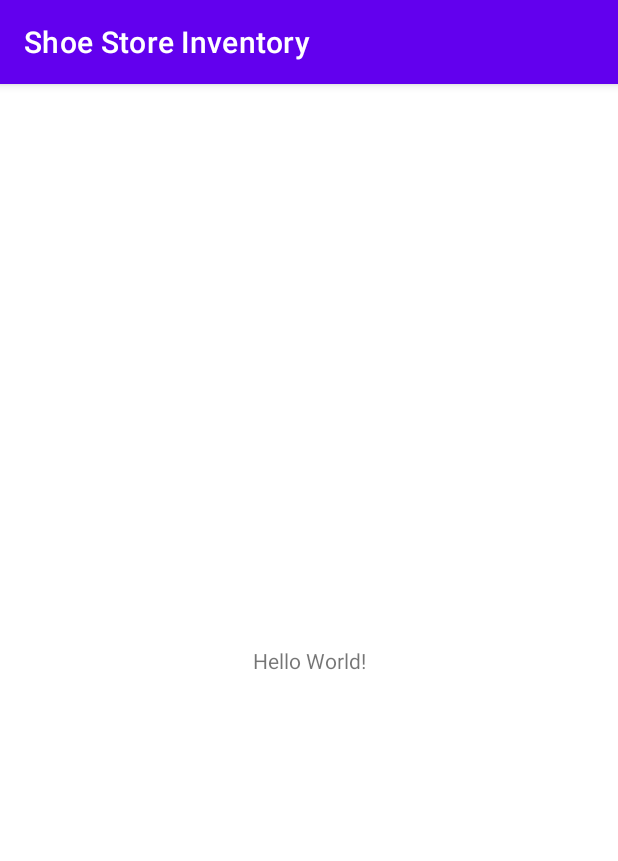
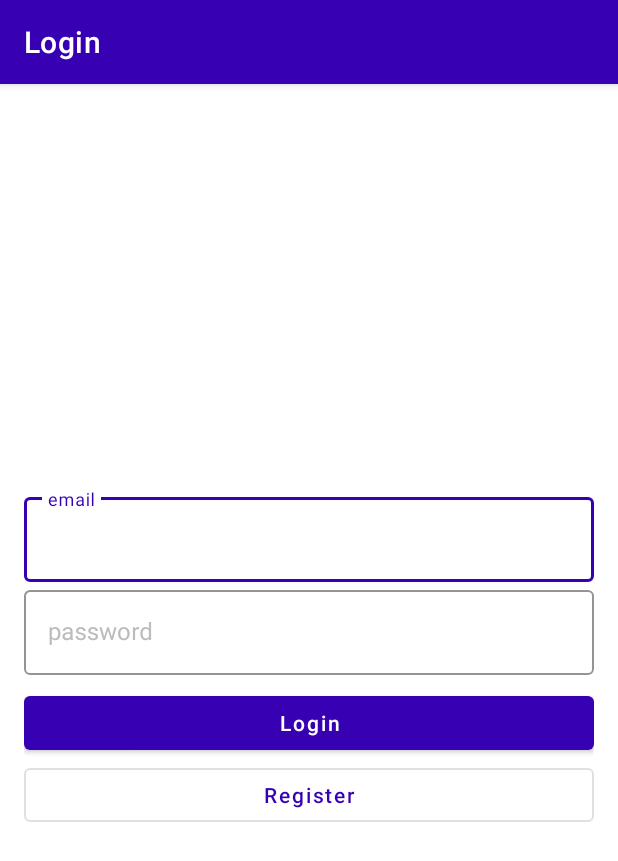
Before and after one commit to islamelhady/Shoe_Store_Inventory, an Android app: the screen it shows after launch (MainActivity), on a phone screen of 412 x 824 dp. Shown: the top 861 px of the screen. Run offline under Robolectric (Android 15) with nearby library versions, the light colour scheme and no system bars; our stand-ins replace data binding, navigation-ui.

Commit message:
Add Login destination.

```diff
--- a/app/build.gradle
+++ b/app/build.gradle
@@ -3,6 +3,7 @@ plugins {
     id 'org.jetbrains.kotlin.android'
     id 'kotlin-android'
     id 'kotlin-kapt'
+    id 'androidx.navigation.safeargs.kotlin'
 }
 
 android {
--- a/app/src/main/java/com/elhady/inventory/MainActivity.kt
+++ b/app/src/main/java/com/elhady/inventory/MainActivity.kt
@@ -2,10 +2,31 @@ package com.elhady.inventory
 
 import androidx.appcompat.app.AppCompatActivity
 import android.os.Bundle
+import androidx.databinding.DataBindingUtil
+import androidx.navigation.NavController
+import androidx.navigation.fragment.NavHostFragment
+import androidx.navigation.ui.setupActionBarWithNavController
+import com.elhady.inventory.databinding.ActivityMainBinding
 
 class MainActivity : AppCompatActivity() {
+
+    private lateinit var binding: ActivityMainBinding
+    private lateinit var navController: NavController
+
     override fun onCreate(savedInstanceState: Bundle?) {
         super.onCreate(savedInstanceState)
-        setContentView(R.layout.activity_main)
+
+        binding = DataBindingUtil.setContentView(this, R.layout.activity_main)
+        val navHostFragment = supportFragmentManager.findFragmentById(R.id.nav_host_fragment) as NavHostFragment
+        navController = navHostFragment.navController
+
+        setupActionBarWithNavController(navController)
+    }
+
+    /**
+     * Handle navigation when the user chooses Up from the action bar.
+     */
+    override fun onSupportNavigateUp(): Boolean {
+        return navController.navigateUp() || super.onSupportNavigateUp()
     }
 }
--- /dev/null
+++ b/app/src/main/java/com/elhady/inventory/ui/LoginFragment.kt
@@ -0,0 +1,40 @@
+package com.elhady.inventory.ui
+
+import android.os.Bundle
+import androidx.fragment.app.Fragment
+import android.view.LayoutInflater
+import android.view.View
+import android.view.ViewGroup
+import androidx.databinding.DataBindingUtil
+import androidx.navigation.fragment.findNavController
+import com.elhady.inventory.R
+import com.elhady.inventory.databinding.FragmentLoginBinding
+
+
+class LoginFragment : Fragment() {
+
+     private lateinit var  binding: FragmentLoginBinding
+
+    override fun onCreateView(
+        inflater: LayoutInflater, container: ViewGroup?, savedInstanceState: Bundle?
+    ): View? {
+        // Inflate the layout for this fragment
+
+        binding = DataBindingUtil.inflate(inflater, R.layout.fragment_login, container, false)
+        return binding?.root
+    }
+
+    override fun onViewCreated(view: View, savedInstanceState: Bundle?) {
+        super.onViewCreated(view, savedInstanceState)
+        binding.loginFragment = this
+    }
+
+    /**
+     * Navigate to the next screen and start welcome fragment.
+     */
+    fun navigateToWelcome(){
+        findNavController().navigate(R.id.action_loginFragment_to_welcomeFragment)
+    }
+
+
+}
--- a/app/src/main/res/layout/activity_main.xml
+++ b/app/src/main/res/layout/activity_main.xml
@@ -1,18 +1,24 @@
 <?xml version="1.0" encoding="utf-8"?>
-<androidx.constraintlayout.widget.ConstraintLayout xmlns:android="http://schemas.android.com/apk/res/android"
+<layout xmlns:android="http://schemas.android.com/apk/res/android"
     xmlns:app="http://schemas.android.com/apk/res-auto"
-    xmlns:tools="http://schemas.android.com/tools"
+    xmlns:tools="http://schemas.android.com/tools">
+
+    <androidx.constraintlayout.widget.ConstraintLayout
         android:layout_width="match_parent"
         android:layout_height="match_parent"
         tools:context=".MainActivity">
 
-    <TextView
-        android:layout_width="wrap_content"
-        android:layout_height="wrap_content"
-        android:text="Hello World!"
+        <androidx.fragment.app.FragmentContainerView
+            android:id="@+id/nav_host_fragment"
+            android:name="androidx.navigation.fragment.NavHostFragment"
+            android:layout_width="0dp"
+            android:layout_height="0dp"
+            app:defaultNavHost="true"
             app:layout_constraintBottom_toBottomOf="parent"
             app:layout_constraintEnd_toEndOf="parent"
             app:layout_constraintStart_toStartOf="parent"
-        app:layout_constraintTop_toTopOf="parent" />
+            app:layout_constraintTop_toTopOf="parent"
+            app:navGraph="@navigation/nav_graph" />
 
     </androidx.constraintlayout.widget.ConstraintLayout>
+</layout>
--- /dev/null
+++ b/app/src/main/res/layout/fragment_login.xml
@@ -0,0 +1,77 @@
+<?xml version="1.0" encoding="utf-8"?>
+<layout xmlns:android="http://schemas.android.com/apk/res/android"
+    xmlns:app="http://schemas.android.com/apk/res-auto"
+    xmlns:tools="http://schemas.android.com/tools">
+
+    <data>
+        <variable
+            name="loginFragment"
+            type="com.elhady.inventory.ui.LoginFragment" />
+
+    </data>
+
+<!--LinerLayout is used because i do not going to have nested layouts, for example, three Text views respectively, you can use LinearLayout.-->
+    <LinearLayout
+        android:layout_width="match_parent"
+        android:layout_height="wrap_content"
+        android:orientation="vertical"
+        android:padding="@dimen/side_margin"
+        android:layout_gravity="center"
+        tools:context=".ui.LoginFragment">
+
+        <com.google.android.material.textfield.TextInputLayout
+            android:id="@+id/emailTextField"
+            style="@style/Widget.MaterialComponents.TextInputLayout.OutlinedBox"
+            android:layout_width="match_parent"
+            android:layout_height="wrap_content"
+            android:hint="@string/email"
+            android:textColorHint="@color/gray"
+            app:boxStrokeColor="@color/blue"
+            app:hintTextColor="@color/blue">
+
+            <com.google.android.material.textfield.TextInputEditText
+                android:id="@+id/emailInputField"
+                android:layout_width="match_parent"
+                android:layout_height="wrap_content"
+                android:inputType="textEmailAddress" />
+
+        </com.google.android.material.textfield.TextInputLayout>
+
+        <com.google.android.material.textfield.TextInputLayout
+            android:id="@+id/passwordTextField"
+            style="@style/Widget.MaterialComponents.TextInputLayout.OutlinedBox"
+            android:layout_width="match_parent"
+            android:layout_height="wrap_content"
+            android:layout_marginBottom="@dimen/margin_between_elements"
+            android:hint="@string/password"
+            android:textColorHint="@color/gray"
+            app:boxStrokeColor="@color/blue"
+            app:hintTextColor="@color/blue">
+
+            <com.google.android.material.textfield.TextInputEditText
+                android:id="@+id/passwordInputField"
+                android:layout_width="match_parent"
+                android:layout_height="wrap_content"
+                android:inputType="textPassword"/>
+
+        </com.google.android.material.textfield.TextInputLayout>
+
+        <Button
+            android:id="@+id/loginButton"
+            android:layout_width="match_parent"
+            android:layout_height="wrap_content"
+            android:onClick="@{()->loginFragment.navigateToWelcome()}"
+            android:text="@string/login"
+            android:textAllCaps="false" />
+
+        <Button
+            android:id="@+id/registerButton"
+            style="?attr/materialButtonOutlinedStyle"
+            android:layout_width="match_parent"
+            android:layout_height="wrap_content"
+            android:onClick="@{()->loginFragment.navigateToWelcome()}"
+            android:text="@string/register"
+            android:textAllCaps="false" />
+
+    </LinearLayout>
+</layout>
--- a/app/src/main/res/navigation/nav_graph.xml
+++ b/app/src/main/res/navigation/nav_graph.xml
@@ -1,6 +1,22 @@
 <?xml version="1.0" encoding="utf-8"?>
 <navigation xmlns:android="http://schemas.android.com/apk/res/android"
     xmlns:app="http://schemas.android.com/apk/res-auto"
-    android:id="@+id/nav_graph">
+    xmlns:tools="http://schemas.android.com/tools"
+    android:id="@+id/nav_graph"
+    app:startDestination="@id/loginFragment">
 
+    <fragment
+        android:id="@+id/loginFragment"
+        android:name="com.elhady.inventory.ui.LoginFragment"
+        android:label="@string/fragment_login"
+        tools:layout="@layout/fragment_login" >
+        <action
+            android:id="@+id/action_loginFragment_to_welcomeFragment"
+            app:destination="@id/welcomeFragment" />
+    </fragment>
+    <fragment
+        android:id="@+id/welcomeFragment"
+        android:name="com.elhady.inventory.ui.WelcomeFragment"
+        android:label="@string/fragment_welcome"
+        tools:layout="@layout/fragment_welcome"/>
 </navigation>
--- a/app/src/main/res/values-night/themes.xml
+++ /dev/null
@@ -1,16 +0,0 @@
-<resources xmlns:tools="http://schemas.android.com/tools">
-    <!-- Base application theme. -->
-    <style name="Theme.ShoeStoreInventory" parent="Theme.MaterialComponents.DayNight.DarkActionBar">
-        <!-- Primary brand color. -->
-        <item name="colorPrimary">@color/purple_200</item>
-        <item name="colorPrimaryVariant">@color/purple_700</item>
-        <item name="colorOnPrimary">@color/black</item>
-        <!-- Secondary brand color. -->
-        <item name="colorSecondary">@color/teal_200</item>
-        <item name="colorSecondaryVariant">@color/teal_200</item>
-        <item name="colorOnSecondary">@color/black</item>
-        <!-- Status bar color. -->
-        <item name="android:statusBarColor">?attr/colorPrimaryVariant</item>
-        <!-- Customize your theme here. -->
-    </style>
-</resources>
--- a/app/src/main/res/values/colors.xml
+++ b/app/src/main/res/values/colors.xml
@@ -1,10 +1,10 @@
 <?xml version="1.0" encoding="utf-8"?>
 <resources>
-    <color name="purple_200">#FFBB86FC</color>
-    <color name="purple_500">#FF6200EE</color>
-    <color name="purple_700">#FF3700B3</color>
-    <color name="teal_200">#FF03DAC5</color>
-    <color name="teal_700">#FF018786</color>
+    <color name="blue">#FF3700B3</color>
+    <color name="gray">#BCBCBC</color>
+    <color name="blue_light">#FF018786</color>
     <color name="black">#FF000000</color>
     <color name="white">#FFFFFFFF</color>
+
+
 </resources>
--- /dev/null
+++ b/app/src/main/res/values/dimens.xml
@@ -0,0 +1,6 @@
+<?xml version="1.0" encoding="utf-8"?>
+<resources>
+    <dimen name="side_margin">16dp</dimen>
+    <dimen name="margin_between_elements">8dp</dimen>
+    <dimen name="font_size">30sp</dimen>
+</resources>
--- a/app/src/main/res/values/strings.xml
+++ b/app/src/main/res/values/strings.xml
@@ -1,5 +1,13 @@
 <resources>
     <string name="app_name">Shoe Store Inventory</string>
     <!-- TODO: Remove or change this placeholder text -->
-    <string name="hello_blank_fragment">Hello blank fragment</string>
+    <string name="email">email</string>
+    <string name="password">password</string>
+    <string name="login">Login</string>
+    <string name="register">Register</string>
+    <string name="fragment_login">Login</string>
+    <string name="welcome">welcome</string>
+    <string name="started">Start</string>
+    <string name="fragment_welcome">Welcome</string>
+    <string name="shoe_store_inventory">Shoe Store Inventory</string>
 </resources>
--- /dev/null
+++ b/app/src/main/res/values/styles.xml
@@ -0,0 +1,11 @@
+<?xml version="1.0" encoding="utf-8"?>
+<resources>
+    <!-- Base application theme. -->
+    <style name="Theme.ShoeStoreInventory" parent="Theme.MaterialComponents.Light.DarkActionBar">
+        <!-- Primary brand color. -->
+        <item name="colorPrimary">@color/blue</item>
+        <item name="colorPrimaryDark">@color/blue</item>
+        <item name="colorAccent">@color/blue_light</item>
+        <!-- Customize your theme here. -->
+    </style>
+</resources>
--- a/app/src/main/res/values/themes.xml
+++ /dev/null
@@ -1,16 +0,0 @@
-<resources xmlns:tools="http://schemas.android.com/tools">
-    <!-- Base application theme. -->
-    <style name="Theme.ShoeStoreInventory" parent="Theme.MaterialComponents.DayNight.DarkActionBar">
-        <!-- Primary brand color. -->
-        <item name="colorPrimary">@color/purple_500</item>
-        <item name="colorPrimaryVariant">@color/purple_700</item>
-        <item name="colorOnPrimary">@color/white</item>
-        <!-- Secondary brand color. -->
-        <item name="colorSecondary">@color/teal_200</item>
-        <item name="colorSecondaryVariant">@color/teal_700</item>
-        <item name="colorOnSecondary">@color/black</item>
-        <!-- Status bar color. -->
-        <item name="android:statusBarColor">?attr/colorPrimaryVariant</item>
-        <!-- Customize your theme here. -->
-    </style>
-</resources>
--- a/build.gradle
+++ b/build.gradle
@@ -3,4 +3,5 @@ plugins {
     id 'com.android.application' version '7.3.1' apply false
     id 'com.android.library' version '7.3.1' apply false
     id 'org.jetbrains.kotlin.android' version '1.7.20' apply false
+    id 'androidx.navigation.safeargs' version '2.4.2' apply false
 }
```
Also changed, not shown: app/src/main/java/com/elhady/inventory/ui/WelcomeFragment.kt (added, +26 -0 lines), app/src/main/res/layout/fragment_welcome.xml (added, +55 -0 lines). Lines whose indentation alone changed are shown as unchanged.
